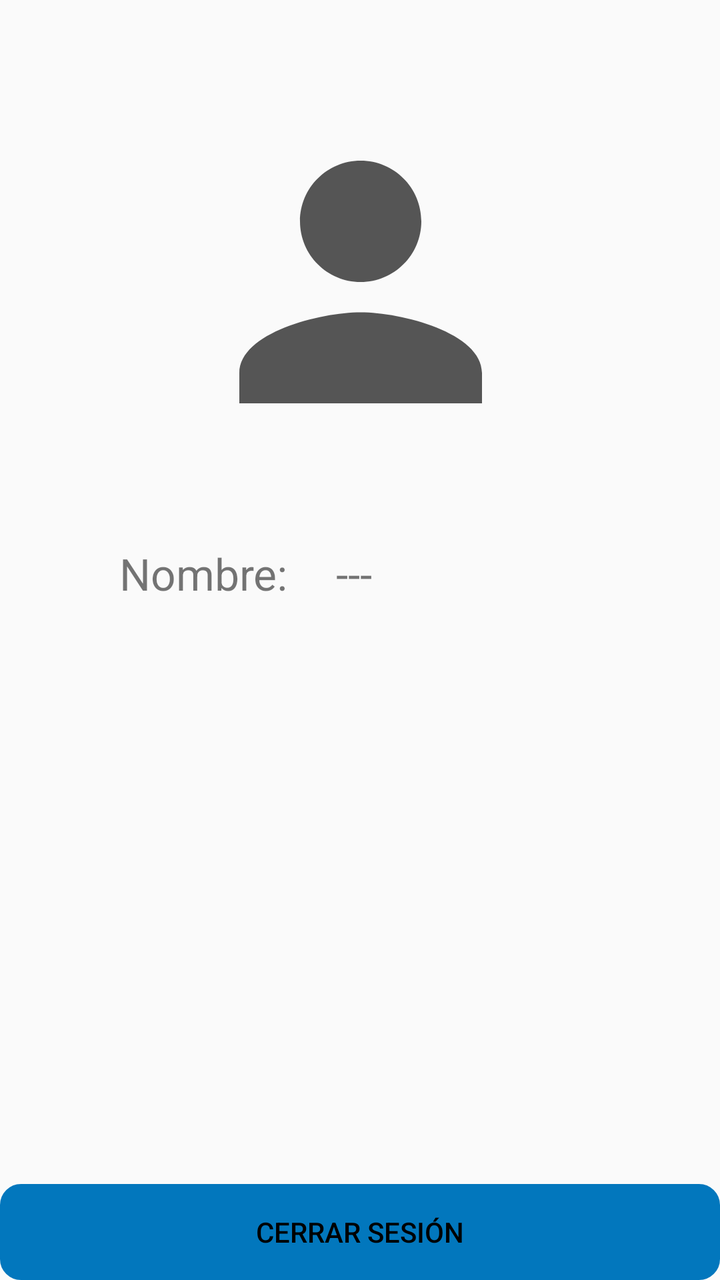
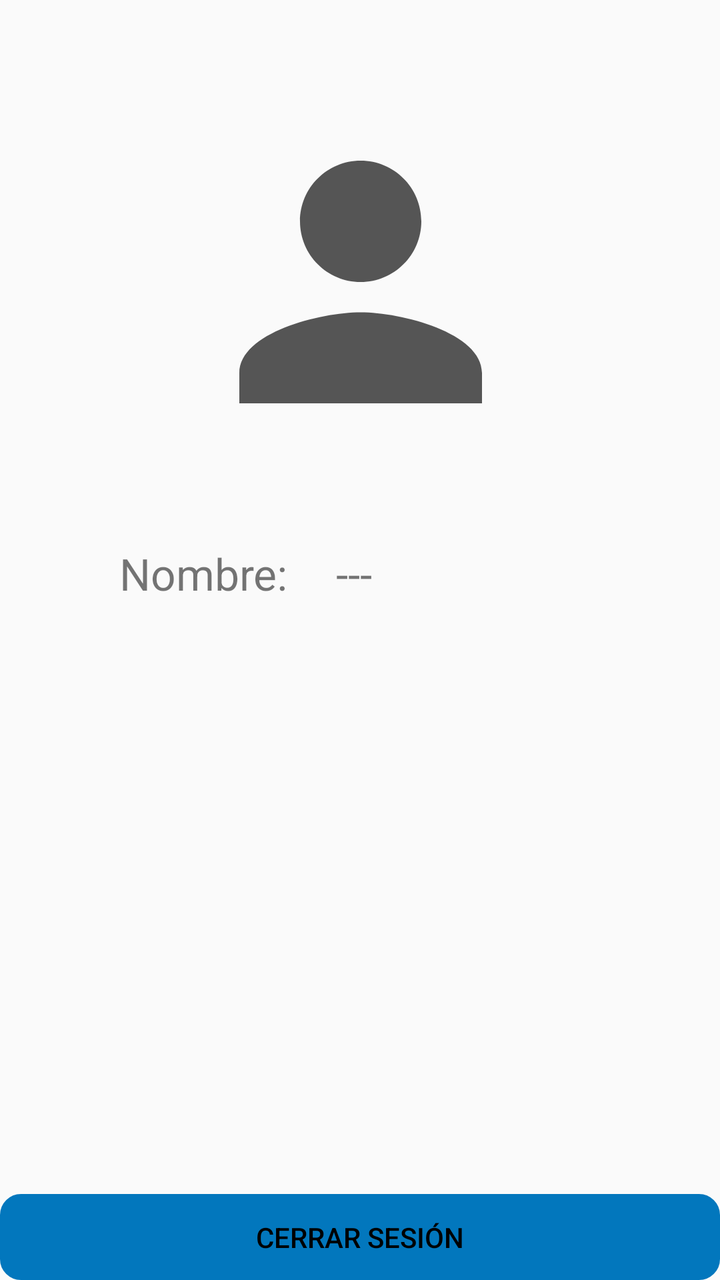

An Android layout rendered at two revisions. The XML below is the earlier revision; the diff shows what the commit changed to produce the second picture.
<!-- AndroidManifest.xml: application theme AppTheme -->
<!-- res/layout/content_configuracion.xml -->
<?xml version="1.0" encoding="utf-8"?>
<android.support.constraint.ConstraintLayout xmlns:android="http://schemas.android.com/apk/res/android"
    xmlns:app="http://schemas.android.com/apk/res-auto"
    xmlns:tools="http://schemas.android.com/tools"
    android:layout_width="match_parent"
    android:layout_height="match_parent"
    >

    

    <ImageView
        android:id="@+id/imageView3"
        android:layout_width="285dp"
        android:layout_height="182dp"
        android:layout_marginTop="50dp"
        android:src="@drawable/ic_person_black_24dp"
        app:layout_constraintEnd_toEndOf="parent"
        app:layout_constraintStart_toStartOf="parent"
        app:layout_constraintTop_toTopOf="parent" />

    <Button
        android:id="@+id/btnCerrarSesion"
        android:layout_width="0dp"
        android:layout_height="wrap_content"
        android:layout_marginTop="304dp"
        android:background="@drawable/boton"
        android:backgroundTint="@color/colorPrimary"
        android:text="@string/cerrarSesion"
        android:textColor="#000"
        app:layout_constraintBottom_toBottomOf="parent"
        app:layout_constraintEnd_toEndOf="parent"
        app:layout_constraintHorizontal_bias="0.0"
        app:layout_constraintStart_toStartOf="parent"
        app:layout_constraintTop_toBottomOf="@+id/nombreTecnico"
        app:layout_constraintVertical_bias="1.0" />

    <TextView
        android:id="@+id/nombreTecnico"
        android:layout_width="wrap_content"
        android:layout_height="wrap_content"
        android:layout_marginStart="24dp"
        android:text="---"
        android:textSize="22sp"
        app:layout_constraintBottom_toBottomOf="@+id/textView17"
        app:layout_constraintStart_toEndOf="@+id/textView17"
        app:layout_constraintTop_toTopOf="@+id/textView17"
        app:layout_constraintVertical_bias="0.0" />

    <TextView
        android:id="@+id/textView17"
        android:layout_width="wrap_content"
        android:layout_height="wrap_content"
        android:layout_marginStart="8dp"
        android:layout_marginTop="40dp"
        android:layout_marginEnd="8dp"
        android:text="@string/nombre"
        android:textSize="22sp"
        app:layout_constraintEnd_toEndOf="parent"
        app:layout_constraintHorizontal_bias="0.199"
        app:layout_constraintStart_toStartOf="parent"
        app:layout_constraintTop_toBottomOf="@+id/imageView3" />

</android.support.constraint.ConstraintLayout>
<!-- resources referenced by this layout -->
<resources>
  <color name="colorPrimary">#0277BD</color>
  <!-- drawable boton (drawable) -->
  <?xml version="1.0" encoding="utf-8"?>
      <shape xmlns:android="http://schemas.android.com/apk/res/android" android:shape="rectangle">
          <stroke  android:width="1dp"/>
          <corners android:radius="10dp"/>
  
  
      </shape>
  <!-- drawable ic_person_black_24dp (drawable) -->
  <vector android:height="24dp" android:tint="#555555"
      android:viewportHeight="24.0" android:viewportWidth="24.0"
      android:width="24dp" xmlns:android="http://schemas.android.com/apk/res/android">
      <path android:fillColor="#FF000000" android:pathData="M12,12c2.21,0 4,-1.79 4,-4s-1.79,-4 -4,-4 -4,1.79 -4,4 1.79,4 4,4zM12,14c-2.67,0 -8,1.34 -8,4v2h16v-2c0,-2.66 -5.33,-4 -8,-4z"/>
  </vector>
  <string name="cerrarSesion">Cerrar sesión</string>
  <string name="nombre">Nombre:</string>
  <style name="AppTheme" parent="Theme.AppCompat.Light.DarkActionBar">
          
          <item name="colorPrimary">@color/colorPrimary</item>
          <item name="colorPrimaryDark">@color/colorPrimaryDark</item>
          <item name="colorAccent">@color/colorAccent</item>
          <item name="android:colorForeground">@android:color/background_dark</item>
      </style>
  <color name="colorPrimaryDark">#004C8C</color>
  <color name="colorAccent">#0000FF</color>
</resources>

<!-- the commit's change to res/layout/content_configuracion.xml (unified diff, before → after) -->
@@ -21,8 +21,7 @@
     <Button
         android:id="@+id/btnCerrarSesion"
         android:layout_width="0dp"
-        android:layout_height="wrap_content"
-        android:layout_marginTop="304dp"
+        android:layout_height="43dp"
         android:background="@drawable/boton"
         android:backgroundTint="@color/colorPrimary"
         android:text="@string/cerrarSesion"
@@ -30,18 +29,18 @@
         app:layout_constraintBottom_toBottomOf="parent"
         app:layout_constraintEnd_toEndOf="parent"
         app:layout_constraintHorizontal_bias="0.0"
-        app:layout_constraintStart_toStartOf="parent"
-        app:layout_constraintTop_toBottomOf="@+id/nombreTecnico"
-        app:layout_constraintVertical_bias="1.0" />
+        app:layout_constraintStart_toStartOf="parent" />
 
     <TextView
         android:id="@+id/nombreTecnico"
-        android:layout_width="wrap_content"
+        android:layout_width="0dp"
         android:layout_height="wrap_content"
         android:layout_marginStart="24dp"
+        android:layout_marginEnd="8dp"
         android:text="---"
         android:textSize="22sp"
         app:layout_constraintBottom_toBottomOf="@+id/textView17"
+        app:layout_constraintEnd_toEndOf="parent"
         app:layout_constraintStart_toEndOf="@+id/textView17"
         app:layout_constraintTop_toTopOf="@+id/textView17"
         app:layout_constraintVertical_bias="0.0" />
